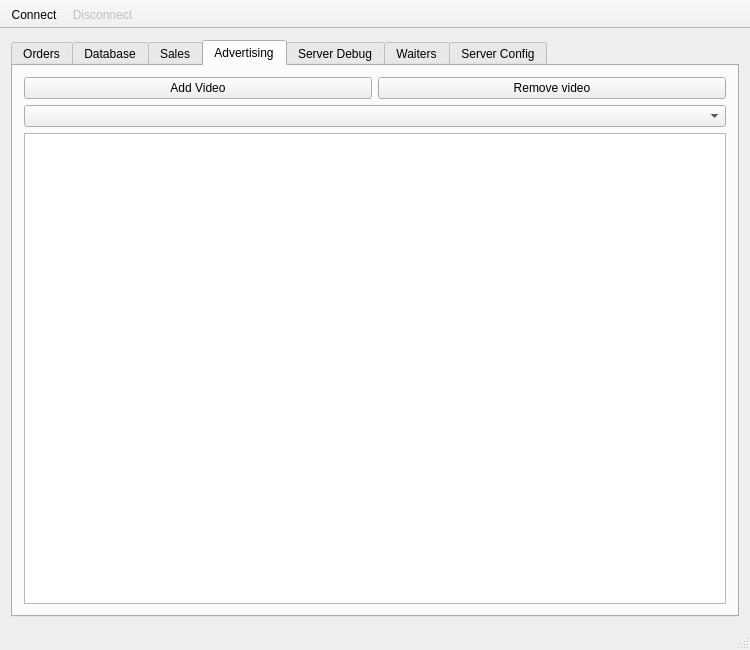
The window that admin/ui/mainwindow.ui (Mateus224/rotable) describes before a commit, drawn with Qt 5.
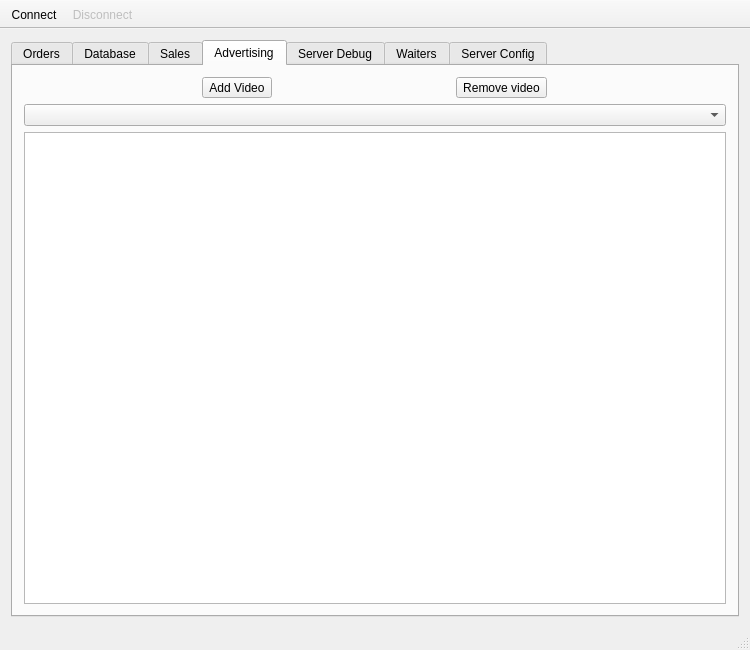
The same window after the commit. The open tabs and pages were chosen to show the change. Icons and pictures are not drawn. Custom widgets are drawn as their Qt base class.

Commit message: working at advertisingTableView

```diff
--- a/admin/ui/mainwindow.ui
+++ b/admin/ui/mainwindow.ui
@@ -495,14 +495,14 @@
           <item row="0" column="1">
            <layout class="QHBoxLayout" name="horizontalLayout_5">
             <item>
-             <widget class="QPushButton" name="addVideoButton">
+             <widget class="QToolButton" name="addVideoButton">
               <property name="text">
                <string>Add Video</string>
               </property>
              </widget>
             </item>
             <item>
-             <widget class="QPushButton" name="pushButton_2">
+             <widget class="QToolButton" name="toolButton_2">
               <property name="text">
                <string>Remove video</string>
               </property>
@@ -514,7 +514,7 @@
            <widget class="QComboBox" name="comboBox"/>
           </item>
           <item row="5" column="1">
-           <widget class="QTableWidget" name="tableWidget"/>
+           <widget class="QTableView" name="_advertisingTableView"/>
           </item>
          </layout>
         </item>
```
Left out of the diff: 2 changed lines with no effect on the pictures. The commit also changes 2 other files.
